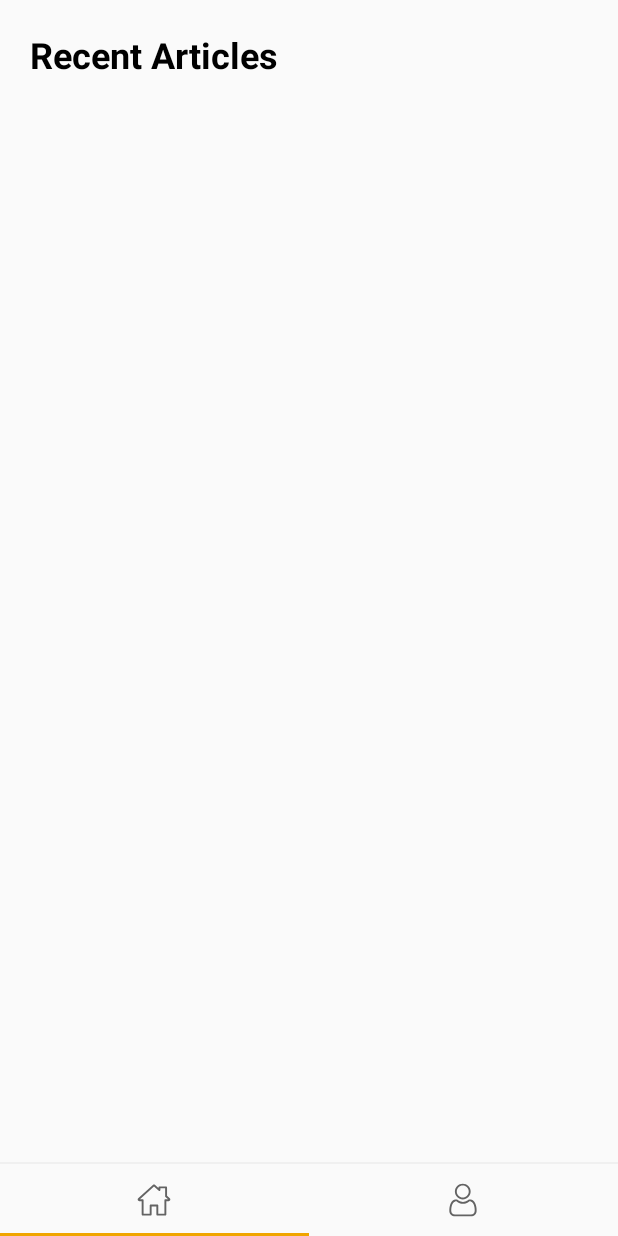
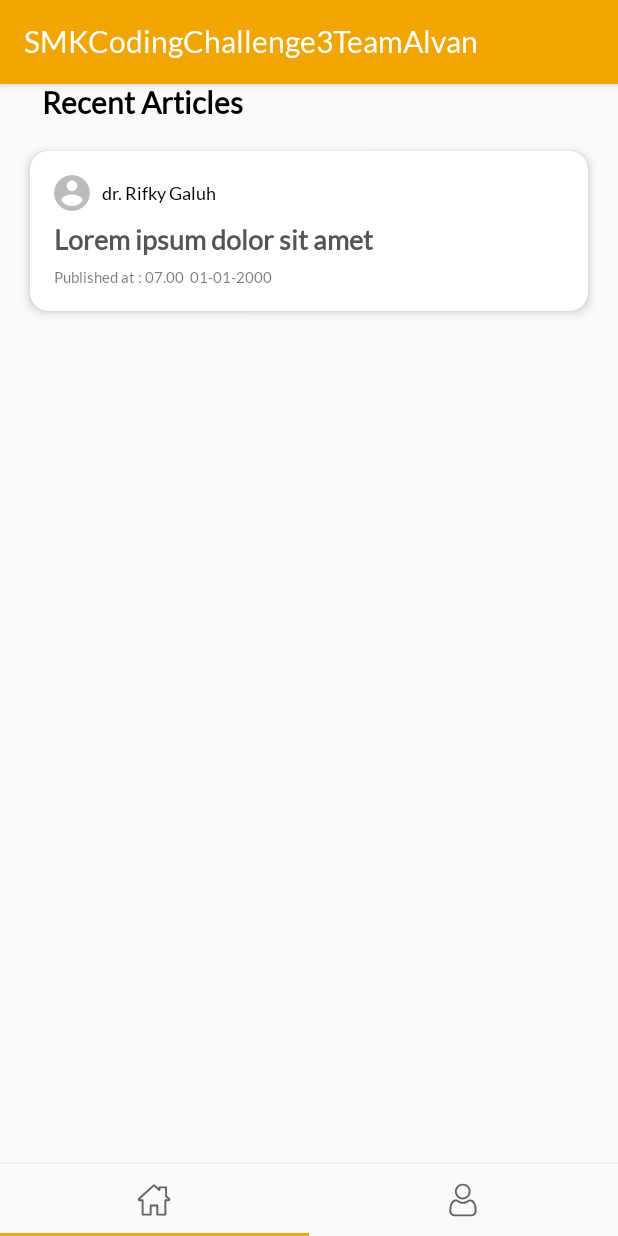
Before and after one commit to rfqgal/smk-coding-group-project, an Android app: the screen it shows after launch once a user with an empty profile is signed in (MainActivity), on a phone screen of 412 x 824 dp. Run offline under Robolectric (Android 15) with nearby library versions, the phone set to English and light mode, and no system bars; our stand-ins replace CircleImageView, Firebase (no records; nobody signed in at launch, a user with empty details on screens opened directly); libraries missing offline, so code that uses them is left out: com.facebook, com.facebook.login, com.firebase.ui; 1 statement that could not run was skipped.

Commit message:
Backup Missing Files

```diff
--- a/app/src/main/AndroidManifest.xml
+++ b/app/src/main/AndroidManifest.xml
@@ -30,7 +30,8 @@
                 <data android:scheme="@string/fb_login_protocol_scheme" />
             </intent-filter>
         </activity>
-        <activity android:name=".LoginActivity">
+        <activity android:name=".LoginActivity"
+            android:theme="@style/LoginTheme">
             <intent-filter>
                 <action android:name="android.intent.action.MAIN" />
 
--- a/app/src/main/res/layout/fragment_home.xml
+++ b/app/src/main/res/layout/fragment_home.xml
@@ -20,11 +20,96 @@
         <TextView
             android:layout_width="match_parent"
             android:layout_height="wrap_content"
-            android:layout_margin="20dp"
+            android:layout_marginHorizontal="28dp"
             android:text="Recent Articles"
             android:textColor="#000"
-            android:textSize="24sp"
+            android:textSize="20sp"
             android:textStyle="bold" />
+
+        <androidx.cardview.widget.CardView
+            android:layout_width="match_parent"
+            android:layout_height="wrap_content"
+            android:layout_margin="20dp"
+            android:translationZ="2dp"
+            app:cardCornerRadius="12dp">
+
+            <LinearLayout
+                android:layout_width="match_parent"
+                android:layout_height="wrap_content"
+                android:layout_margin="16dp"
+                android:orientation="vertical">
+
+                <LinearLayout
+                    android:layout_width="match_parent"
+                    android:layout_height="wrap_content"
+                    android:layout_marginBottom="8dp"
+                    android:orientation="horizontal">
+
+                    <de.hdodenhof.circleimageview.CircleImageView
+                        android:id="@+id/img_dokter_artikel_terbaru"
+                        android:layout_width="24dp"
+                        android:layout_height="24dp"
+                        android:src="@drawable/ic_profile" />
+
+                    <TextView
+                        android:id="@+id/tv_dokter_artikel_terbaru"
+                        android:layout_width="0dp"
+                        android:layout_height="wrap_content"
+                        android:layout_gravity="center_vertical"
+                        android:layout_marginStart="8dp"
+                        android:layout_weight="1"
+                        android:fontFamily="@font/lato_regular"
+                        android:text="dr. Rifky Galuh"
+                        android:textColor="@color/colorText"
+                        android:textSize="12sp" />
+                </LinearLayout>
+
+                <TextView
+                    android:id="@+id/tv_judul_artikel_terbaru"
+                    android:layout_width="match_parent"
+                    android:layout_height="wrap_content"
+                    android:layout_marginBottom="8dp"
+                    android:fontFamily="@font/lato"
+                    android:text="Lorem ipsum dolor sit amet"
+                    android:textColor="#555"
+                    android:textSize="18sp"
+                    android:textStyle="bold" />
+
+                <LinearLayout
+                    android:layout_width="match_parent"
+                    android:layout_height="wrap_content"
+                    android:orientation="horizontal">
+
+                    <TextView
+                        android:layout_width="wrap_content"
+                        android:layout_height="wrap_content"
+                        android:fontFamily="@font/lato_regular"
+                        android:text="Published at : "
+
+                        android:textSize="10sp"
+                        tools:ignore="SmallSp" />
+
+                    <TextView
+                        android:id="@+id/tv_jam_artikel_terbaru"
+                        android:layout_width="wrap_content"
+                        android:layout_height="wrap_content"
+                        android:layout_marginEnd="4dp"
+                        android:fontFamily="@font/lato_regular"
+                        android:text="07.00"
+                        android:textSize="10sp"
+                        tools:ignore="SmallSp" />
+
+                    <TextView
+                        android:id="@+id/tv_tanggal_artikel_terbaru"
+                        android:layout_width="wrap_content"
+                        android:layout_height="wrap_content"
+                        android:fontFamily="@font/lato_regular"
+                        android:text="01-01-2000"
+                        android:textSize="10sp"
+                        tools:ignore="SmallSp" />
+                </LinearLayout>
+            </LinearLayout>
+        </androidx.cardview.widget.CardView>
 
         <androidx.recyclerview.widget.RecyclerView
             android:id="@+id/rv_recent_article"
--- a/app/src/main/res/values/styles.xml
+++ b/app/src/main/res/values/styles.xml
@@ -1,13 +1,31 @@
 <resources>
 
     <!-- Base application theme. -->
-    <style name="AppTheme" parent="Theme.AppCompat.Light.NoActionBar">
+    <style name="AppTheme" parent="Theme.AppCompat.Light.DarkActionBar">
         <!-- Customize your theme here. -->
         <item name="colorPrimary">@color/colorPrimary</item>
         <item name="colorPrimaryDark">@color/colorPrimaryDark</item>
         <item name="colorAccent">@color/colorAccent</item>
+        <item name="fontFamily">@font/lato_regular</item>
+    </style>
+
+    <style name="LoginTheme" parent="Theme.AppCompat.Light.NoActionBar">
+        <!-- Customize your theme here. -->
+        <item name="colorPrimary">@color/colorPrimary</item>
+        <item name="colorPrimaryDark">@color/colorPrimaryDark</item>
+        <item name="colorAccent">@color/colorAccent</item>
+        <item name="fontFamily">@font/lato_regular</item>
+    </style>
+
+    <style name="FacebookLoginButton">
+        <item name="drawableStartCompat">@drawable/fui_ic_facebook_white_22dp</item>
+        <item name="android:background">@drawable/fui_idp_button_background_facebook</item>
+        <item name="android:textColor">#FFFFFFFF</item>
+        <item name="android:layout_marginTop">10dp</item>
+        <item name="android:layout_marginBottom">10dp</item>
+<!--        <item name="android:paddingVertical">10dp</item>-->
+        <item name="android:layout_gravity">center_horizontal</item>
     </style>
 
 
-
 </resources>
```
Also changed, not shown: app/src/main/res/layout/activity_login.xml (+4 -3 lines), app/src/main/res/layout/item_recent_article.xml (+40 -51 lines), app/src/main/res/font/lato_regular.ttf (added), app/src/main/res/font/saira_condensed_regular.ttf (added).
